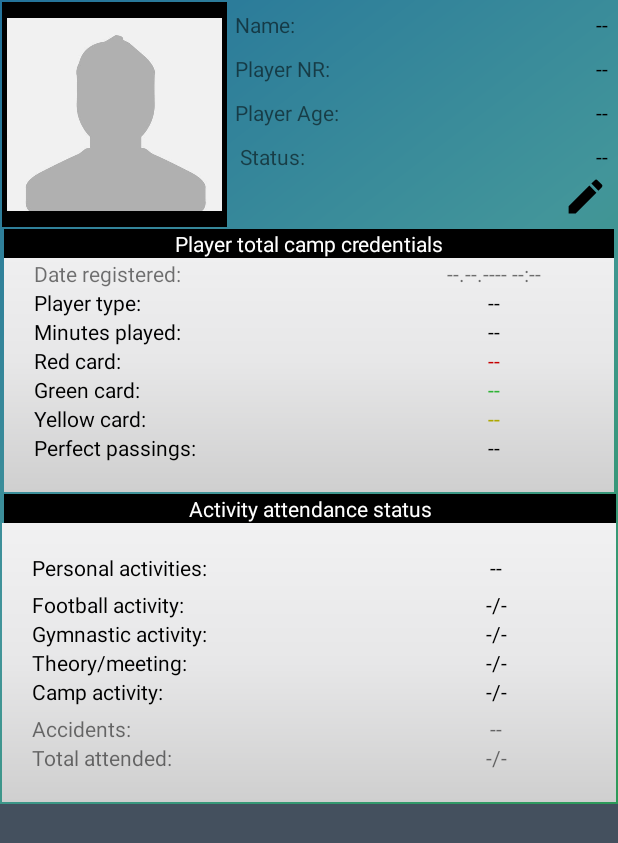
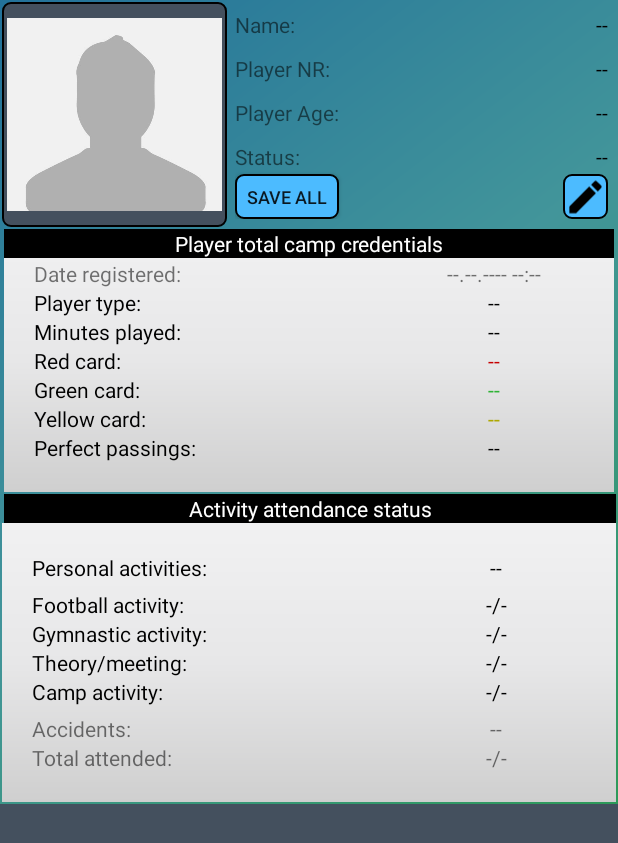
Before and after one commit to gebib/Idretts_app, an Android app: the layout fragment_profile_view.xml on its own in the app's theme, with its tools: preview values and no code run, on a phone screen of 412 x 824 dp. Shown: the top 843 px of the screen. Run offline under Robolectric (Android 15) with nearby library versions, the phone set to English and light mode, and no system bars.

Commit message:
update21: profil ferdig! Nå med picasso helvete OK. profil 100% ferdig

```diff
--- /dev/null
+++ b/app/src/main/res/drawable/round_corners_black.xml
@@ -0,0 +1,15 @@
+<?xml version="1.0" encoding="utf-8"?>
+<shape xmlns:android="http://schemas.android.com/apk/res/android" >
+    <stroke
+        android:width="1dp"
+        android:color="#000000" />
+
+    <solid android:color="@color/iron" />
+
+    <padding
+        android:left="1dp"
+        android:right="1dp"
+        android:top="1dp" />
+
+    <corners android:radius="5dp" />
+</shape>
--- /dev/null
+++ b/app/src/main/res/drawable/round_corners_button.xml
@@ -0,0 +1,15 @@
+<?xml version="1.0" encoding="utf-8"?>
+<shape xmlns:android="http://schemas.android.com/apk/res/android" >
+    <stroke
+        android:width="1dp"
+        android:color="#000000" />
+
+    <solid android:color="@color/primary" />
+
+    <padding
+        android:left="1dp"
+        android:right="1dp"
+        android:top="1dp" />
+
+    <corners android:radius="5dp" />
+</shape>
--- a/app/src/main/res/layout/fragment_profile_view.xml
+++ b/app/src/main/res/layout/fragment_profile_view.xml
@@ -15,7 +15,7 @@
             android:id="@+id/profImageIV"
             android:layout_width="150dp"
             android:layout_height="150dp"
-            android:background="@color/black"
+            android:background="@drawable/round_corners_black"
             android:padding="3dp"
             android:src="@drawable/pph" />
 
@@ -41,6 +41,20 @@
                     android:text="@string/profileNameLabe" />
 
             </LinearLayout>
+
+            <Button
+                android:id="@+id/profileViewSaveChange"
+                android:layout_width="wrap_content"
+                android:layout_height="35dp"
+                android:text="@string/save_change"
+                android:lines="1"
+                android:background="@drawable/round_corners_button"
+                android:textSize="12dp"
+                android:layout_alignParentStart="true"
+                android:layout_toStartOf="@+id/imageButtonEditProfile"
+                android:layout_alignParentBottom="true"
+                android:layout_alignTop="@+id/imageButtonEditProfile"
+                android:layout_alignEnd="@+id/playerAge" />
 
 
             <TextView
@@ -89,7 +103,7 @@
                 android:layout_height="wrap_content"
                 android:layout_below="@+id/playerAge"
                 android:layout_marginTop="10dp"
-                android:text=" Status: " />
+                android:text="@string/status" />
 
             <TextView
                 android:id="@+id/textView8Status"
@@ -132,7 +146,7 @@
                 android:id="@+id/imageButtonEditProfile"
                 android:layout_width="30dp"
                 android:layout_height="30dp"
-
+                android:background="@drawable/round_corners_button"
                 android:src="@drawable/edit"
                 android:layout_alignParentBottom="true"
                 android:layout_alignParentEnd="true" />
@@ -301,7 +315,8 @@
             android:background="@color/black"
             android:gravity="center"
             android:text="Player total camp credentials"
-            android:textColor="#ffffff" />
+            android:textColor="#ffffff"
+            android:id="@+id/textView8" />
 
         <TextView
             android:id="@+id/otherPlayerStatus"
--- a/app/src/main/res/values/strings.xml
+++ b/app/src/main/res/values/strings.xml
@@ -108,6 +108,10 @@
     <string name="statusUpdated">Status updated.</string>
     <string name="player_type">Player type:</string>
     <string name="nocahngesTosaveProfileEdit">No changes to save.</string>
+    <string name="profileImageSavedToast">Saved!</string>
+    <string name="save_change">Save all</string>
+    <string name="status">Status:</string>
+    <string name="profileImageSaved">Profile image saved!</string>
 
 
 </resources>
```
Also changed, not shown: app/build.gradle (+8 -6 lines), app/src/main/AndroidManifest.xml (+4 -3 lines), app/src/main/java/com/example/gruppe43/idretts_app/application/controll/DatabaseHelperC.java (+80 -17 lines), app/src/main/java/com/example/gruppe43/idretts_app/application/helper_classes/EditProfileDialog.java (+25 -7 lines), app/src/main/java/com/example/gruppe43/idretts_app/application/helper_classes/PicassoCache.java (added, +29 -0 lines), app/src/main/java/com/example/gruppe43/idretts_app/application/view/fragments/ProfileView.java (+56 -18 lines), app/src/main/java/com/example/gruppe43/idretts_app/application/view/fragments/Team.java (+29 -13 lines), app/src/main/java/com/example/gruppe43/idretts_app/application/view/main/MainActivity.java (+6 -10 lines), app/src/main/res/layout/edit_profile.xml (+8 -9 lines), app/src/main/res/layout/team_items.xml (+4 -5 lines).
